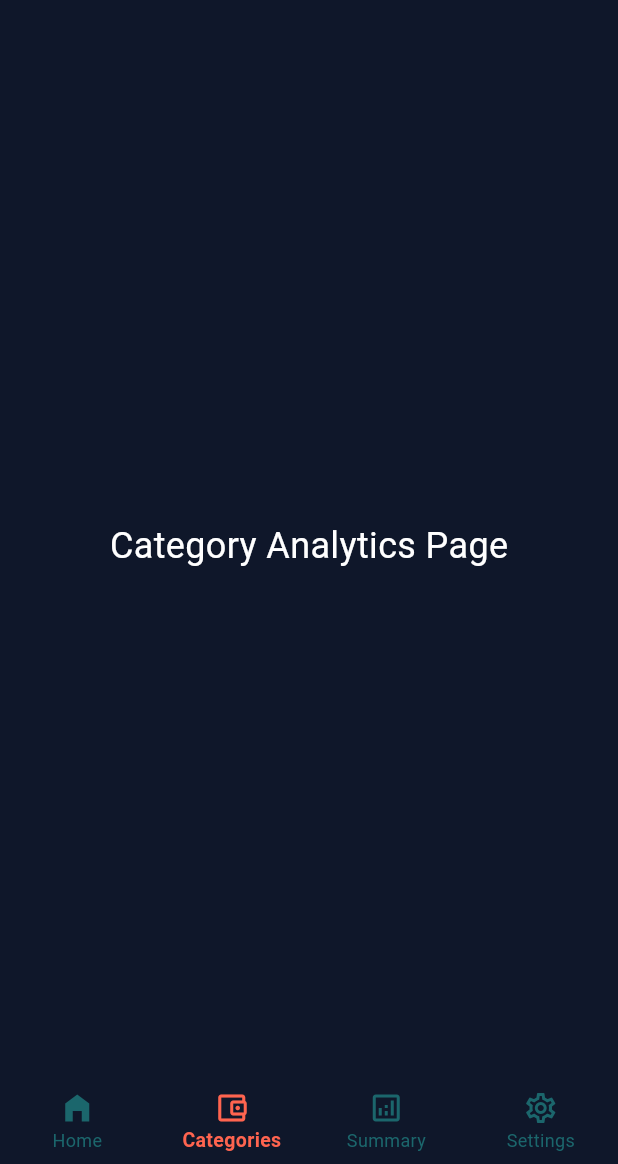
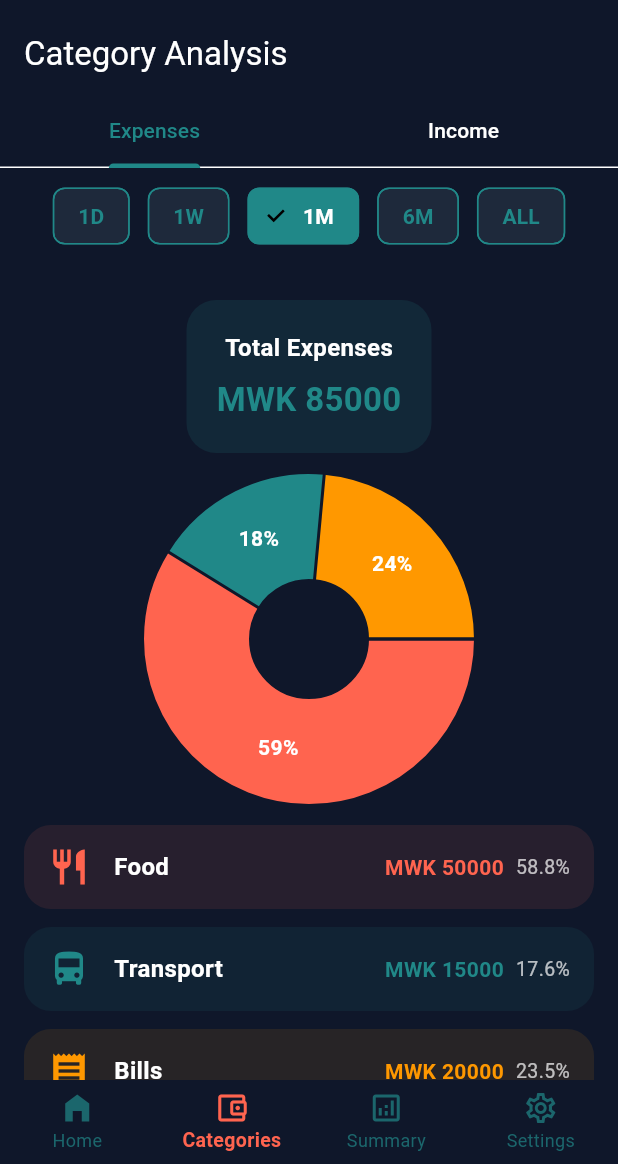
Before and after one commit to Gi1esi/transactly, a Flutter app: the screen it shows after launch, item 2 of the bottom bar chosen, on a phone screen of 412 x 824 dp, the part 72-1236 px from its top. Run offline on Flutter 3.47's test engine with Material 3 defaults, Android fonts, the phone set to English and light mode, and no system bars; drawn by our look-alikes of fl_chart; our stand-ins replace hive, hive_flutter; accounts and stored records are empty; Roboto replaces fonts that are missing (Poppins).

Commit message:
Changed colors and added pages for category based analysis and a page for summary of all yr

```diff
--- /dev/null
+++ b/lib/categories_page.dart
@@ -0,0 +1,232 @@
+import 'package:flutter/material.dart';
+import 'package:fl_chart/fl_chart.dart';
+import 'package:intl/intl.dart';
+
+class CategoryAnalysisPage extends StatefulWidget {
+  const CategoryAnalysisPage({Key? key}) : super(key: key);
+
+  @override
+  State<CategoryAnalysisPage> createState() => _CategoryAnalysisPageState();
+}
+
+class _CategoryAnalysisPageState extends State<CategoryAnalysisPage>
+    with SingleTickerProviderStateMixin {
+
+  final List<String> filters = ['1D', '1W', '1M', '6M', 'ALL'];
+  int selectedFilterIndex = 2; // Default: 1M
+  late TabController _tabController;
+
+  @override
+  void initState() {
+    super.initState();
+    _tabController = TabController(length: 2, vsync: this);
+  }
+
+  @override
+  void dispose() {
+    _tabController.dispose();
+    super.dispose();
+  }
+
+  void onFilterSelected(int index) {
+    setState(() {
+      selectedFilterIndex = index;
+    });
+  }
+
+  @override
+  Widget build(BuildContext context) {
+    final theme = Theme.of(context);
+    final primary = theme.colorScheme.primary;
+    final secondary = theme.colorScheme.secondary;
+
+    return Scaffold(
+      appBar: AppBar(
+        title: const Text('Category Analysis'),
+        bottom: TabBar(
+          controller: _tabController,
+          indicatorColor: primary,
+          tabs: const [
+            Tab(text: 'Expenses'),
+            Tab(text: 'Income'),
+          ],
+        ),
+      ),
+      body: Column(
+        children: [
+          const SizedBox(height: 8),
+          // Filter chips
+          Wrap(
+            spacing: 12,
+            children: List.generate(filters.length, (index) {
+              final isSelected = index == selectedFilterIndex;
+              return ChoiceChip(
+                label: Text(filters[index]),
+                selected: isSelected,
+                onSelected: (_) => onFilterSelected(index),
+                selectedColor: primary,
+                labelStyle: TextStyle(
+                  color: isSelected ? Colors.white : primary,
+                  fontWeight: FontWeight.w600,
+                ),
+                backgroundColor: Colors.transparent,
+                side: BorderSide(color: primary),
+              );
+            }),
+          ),
+          const SizedBox(height: 16),
+          Expanded(
+            child: TabBarView(
+              controller: _tabController,
+              children: [
+                _buildCategoryTab(isExpense: true, primary: primary, secondary: secondary),
+                _buildCategoryTab(isExpense: false, primary: primary, secondary: secondary),
+              ],
+            ),
+          ),
+        ],
+      ),
+    );
+  }
+
+  Widget _buildCategoryTab({required bool isExpense, required Color primary, required Color secondary}) {
+    // Hardcoded data
+    final categories = isExpense
+        ? [
+            {'name': 'Food', 'amount': 50000.0, 'icon': Icons.restaurant, 'color': secondary},
+            {'name': 'Transport', 'amount': 15000.0, 'icon': Icons.directions_bus, 'color': primary},
+            {'name': 'Bills', 'amount': 20000.0, 'icon': Icons.receipt, 'color': Colors.orange},
+          ]
+        : [
+            {'name': 'Salary', 'amount': 120000.0, 'icon': Icons.attach_money, 'color': primary},
+            {'name': 'Freelance', 'amount': 30000.0, 'icon': Icons.laptop, 'color': secondary},
+          ];
+
+    final total = categories.fold<double>(
+      0.0,
+      (sum, item) => sum + (item['amount'] as double),
+    );
+
+    return SingleChildScrollView(
+      padding: const EdgeInsets.all(16),
+      child: Column(
+        children: [
+          // Overview card
+          Container(
+            padding: const EdgeInsets.all(20),
+            decoration: BoxDecoration(
+              color: primary.withOpacity(0.15),
+              borderRadius: BorderRadius.circular(20),
+            ),
+            child: Column(
+              children: [
+                Text(
+                  isExpense ? 'Total Expenses' : 'Total Income',
+                  style: const TextStyle(fontSize: 16, fontWeight: FontWeight.w600),
+                ),
+                const SizedBox(height: 8),
+                Text(
+                  'MWK ${total.toStringAsFixed(0)}',
+                  style: TextStyle(
+                    fontSize: 22,
+                    fontWeight: FontWeight.bold,
+                    color: primary,
+                  ),
+                ),
+              ],
+            ),
+          ),
+          const SizedBox(height: 24),
+
+          // Pie Chart
+          SizedBox(
+            height: 200,
+            child: PieChart(
+              PieChartData(
+                sectionsSpace: 2,
+                centerSpaceRadius: 40,
+                sections: categories.map((cat) {
+                  final value = cat['amount'] as double;
+                  final percent = total == 0 ? 0 : (value / total) * 100;
+                  return PieChartSectionData(
+                    color: cat['color'] as Color,
+                    value: value,
+                    title: '${percent.toStringAsFixed(0)}%',
+                    radius: 70,
+                    titleStyle: const TextStyle(
+                      color: Colors.white,
+                      fontWeight: FontWeight.bold,
+                    ),
+                  );
+                }).toList(),
+              ),
+            ),
+          ),
+          const SizedBox(height: 24),
+
+          // Category cards
+          Column(
+            children: categories.map((cat) {
+              final amount = cat['amount'] as double;
+              final percent = total == 0 ? 0 : (amount / total) * 100;
+              return Container(
+                margin: const EdgeInsets.only(bottom: 12),
+                padding: const EdgeInsets.symmetric(horizontal: 16, vertical: 14),
+                decoration: BoxDecoration(
+                  color: (cat['color'] as Color).withOpacity(0.1),
+                  borderRadius: BorderRadius.circular(18),
+                ),
+                child: Row(
+                  children: [
+                    Icon(cat['icon'] as IconData, color: cat['color'] as Color, size: 28),
+                    const SizedBox(width: 16),
+                    Expanded(
+                      child: Text(
+                        cat['name'] as String,
+                        style: const TextStyle(fontSize: 16, fontWeight: FontWeight.w600),
+                      ),
+                    ),
+                    Text(
+                      'MWK ${amount.toStringAsFixed(0)}',
+                      style: TextStyle(
+                        fontWeight: FontWeight.bold,
+                        color: cat['color'] as Color,
+                      ),
+                    ),
+                    const SizedBox(width: 8),
+                    Text(
+                      '${percent.toStringAsFixed(1)}%',
+                      style: TextStyle(
+                        color: Colors.white70,
+                        fontSize: 13,
+                      ),
+                    ),
+                  ],
+                ),
+              );
+            }).toList(),
+          ),
+
+          const SizedBox(height: 24),
+
+          // Manage categories button
+          ElevatedButton(
+            onPressed: () {},
+            style: ElevatedButton.styleFrom(
+              backgroundColor: primary,
+              shape: RoundedRectangleBorder(borderRadius: BorderRadius.circular(12)),
+            ),
+            child: Text(
+              isExpense ? 'Manage Expense Categories' : 'Manage Income Categories',
+              style: const TextStyle(
+                color: Colors.white,
+                fontWeight: FontWeight.w600,
+                fontSize: 16,
+              ),
+            ),
+          ),
+        ],
+      ),
+    );
+  }
+}
--- a/lib/home.dart
+++ b/lib/home.dart
@@ -1,5 +1,7 @@
 import 'package:flutter/material.dart';
 import 'home_page.dart';
+import 'all_transactions.dart';
+import 'categories_page.dart';
 
 class HomePage extends StatefulWidget {
   const HomePage({super.key});
@@ -19,8 +21,8 @@ class _HomePageState extends State<HomePage> with SingleTickerProviderStateMixin
       accountNumber: '1007 1355 44',
       userName: 'Grace',
     ),
-    const Center(child: Text('Category Analytics Page', style: TextStyle(fontSize: 24))),
-    const Center(child: Text('Summary Page', style: TextStyle(fontSize: 24))),
+    CategoryAnalysisPage(),
+    SummaryPage(),
     const Center(child: Text('Settings Page', style: TextStyle(fontSize: 24))),
   ];
 
--- a/pubspec.yaml
+++ b/pubspec.yaml
@@ -30,6 +30,7 @@ environment:
 dependencies:
   flutter:
     sdk: flutter
+  fl_chart: ^0.66.0
   hive: ^2.2.3
   hive_flutter: ^1.1.0
   path_provider: ^2.0.15
```
Also changed, not shown: lib/all_transactions.dart (added, +288 -0 lines), pubspec.lock.
